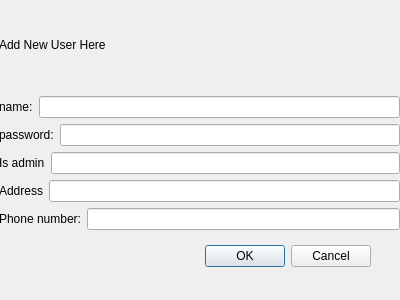
Qt form CS106_QT_APP/UI_files/newuser.ui (jazman43/CS106_QT6_APP) before a commit.
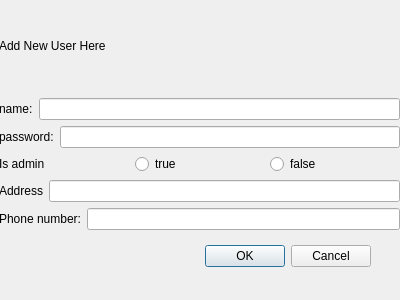
The same form after that commit.

```diff
--- a/CS106_QT_APP/UI_files/newuser.ui
+++ b/CS106_QT_APP/UI_files/newuser.ui
@@ -84,7 +84,18 @@
        </widget>
       </item>
       <item>
-       <widget class="QLineEdit" name="lineEdit_isAdmin"/>
+       <widget class="QRadioButton" name="radioButton_true">
+        <property name="text">
+         <string>true</string>
+        </property>
+       </widget>
+      </item>
+      <item>
+       <widget class="QRadioButton" name="radioButton_false">
+        <property name="text">
+         <string>false</string>
+        </property>
+       </widget>
       </item>
      </layout>
     </item>
```
